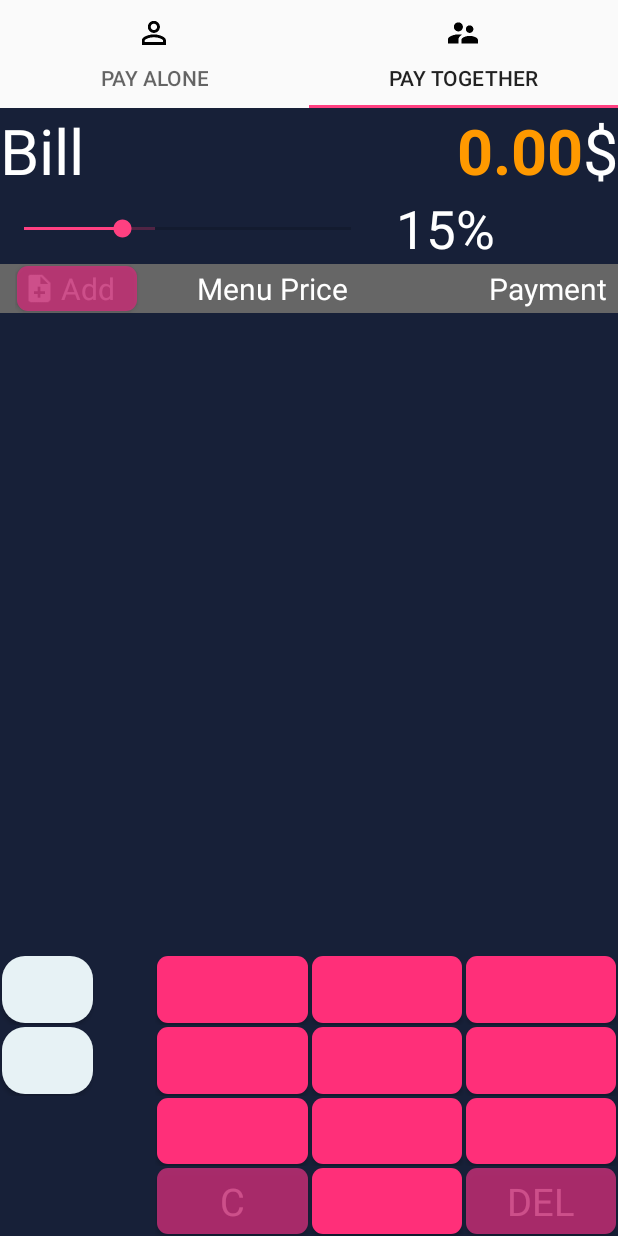
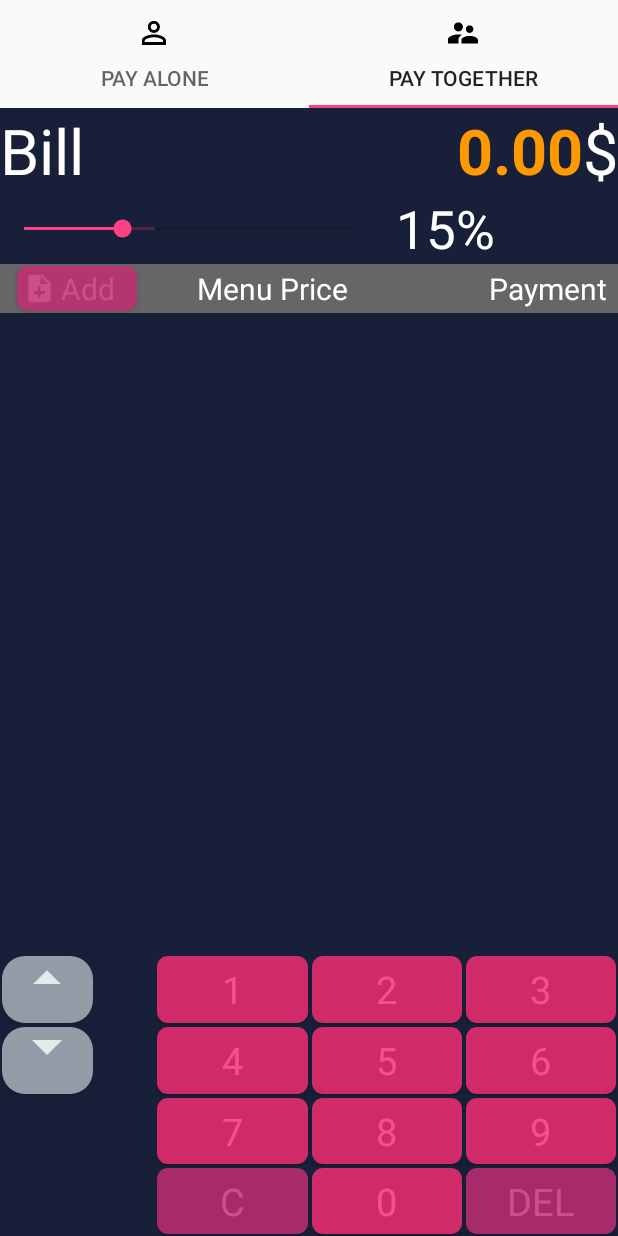
Before and after one commit to mhlee1215/tipcaly, an Android app: the screen it shows after launch (MainActivity), tab 2 chosen, on a phone screen of 412 x 824 dp. Run offline under Robolectric (Android 15) with nearby library versions, the phone set to English and light mode, and no system bars; our stand-ins replace AdMob; libraries missing offline, so code that uses them is left out: com.daimajia.androidanimations, com.daimajia.swipe; 2 statements that could not run were skipped.

Commit message:
invisible number problem solved.

```diff
--- a/app/build.gradle
+++ b/app/build.gradle
@@ -9,7 +9,7 @@ android {
         minSdkVersion 19
         targetSdkVersion 23
         versionCode 1
-        versionName "1.0"
+        versionName "1.05"
     }
     buildTypes {
         release {
--- a/app/src/main/res/drawable/button_1.xml
+++ b/app/src/main/res/drawable/button_1.xml
@@ -3,19 +3,19 @@
 <item android:state_pressed="true" >
     <shape android:shape="rectangle"  >
         <corners android:radius="7dp" />
-        <solid android:color="#FF8D1842"/>
+        <solid android:color="#CC8D1842"/>
     </shape>
 </item>
 <item android:state_focused="true">
     <shape android:shape="rectangle"  >
         <corners android:radius="7dp" />
-        <solid android:color="#FFFF2F79"/>
+        <solid android:color="#CCFF2F79"/>
     </shape>
 </item>
 <item >
     <shape android:shape="rectangle"  >
         <corners android:radius="7dp" />
-        <solid android:color="#FFFF2F79"/>
+        <solid android:color="#CCFF2F79"/>
     </shape>
 </item>
 </selector>
--- a/app/src/main/res/drawable/button_2.xml
+++ b/app/src/main/res/drawable/button_2.xml
@@ -3,7 +3,7 @@
 <item android:state_pressed="true" >
     <shape android:shape="rectangle"  >
         <corners android:radius="7dp" />
-        <solid android:color="#FF8D1842"/>
+        <solid android:color="#CC8D1842"/>
     </shape>
 </item>
 <item android:state_focused="true">
--- a/app/src/main/res/drawable/button_3.xml
+++ b/app/src/main/res/drawable/button_3.xml
@@ -3,19 +3,19 @@
 <item android:state_pressed="true" >
     <shape android:shape="rectangle"  >
         <corners android:radius="15dp" />
-        <solid android:color="#FF93A8AC"/>
+        <solid android:color="#9993A8AC"/>
     </shape>
 </item>
 <item android:state_focused="true">
     <shape android:shape="rectangle"  >
         <corners android:radius="15dp" />
-        <solid android:color="#FFE7F2F5"/>
+        <solid android:color="#99E7F2F5"/>
     </shape>
 </item>
 <item >
     <shape android:shape="rectangle"  >
         <corners android:radius="15dp" />
-        <solid android:color="#FFE7F2F5"/>
+        <solid android:color="#99E7F2F5"/>
     </shape>
 </item>
 </selector>
--- a/app/src/main/res/drawable/triangle_down.xml
+++ b/app/src/main/res/drawable/triangle_down.xml
@@ -7,7 +7,7 @@
             android:pivotY="15%"
             android:toDegrees="45">
             <shape android:shape="rectangle">
-                <solid android:color="@color/dark_jungle_green" />
+                <solid android:color="@color/white" />
             </shape>
         </rotate>
     </item>
--- a/app/src/main/res/drawable/triangle_up.xml
+++ b/app/src/main/res/drawable/triangle_up.xml
@@ -11,7 +11,7 @@
                 android:shape="rectangle" >
                 <!--<stroke android:color="@color/transparent" android:width="10dp"/>-->
                 <solid
-                    android:color="@color/dark_jungle_green" />
+                    android:color="@color/white" />
             </shape>
         </rotate>
 
```
